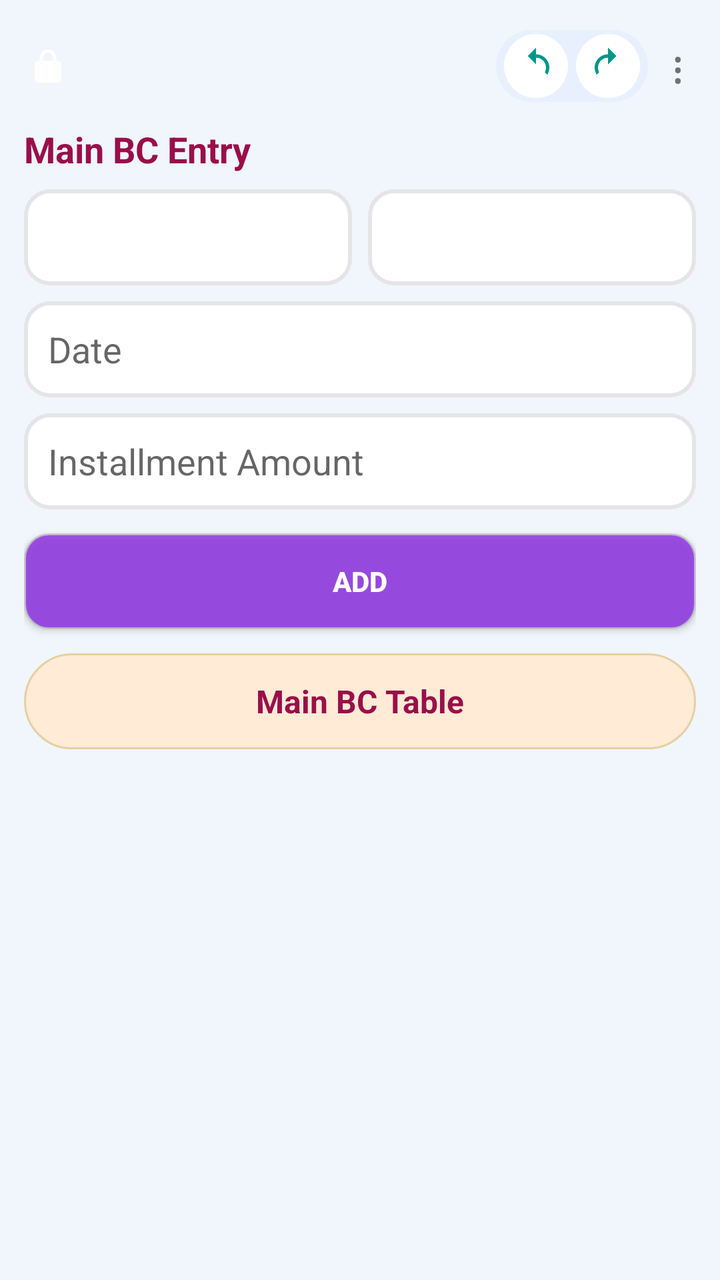
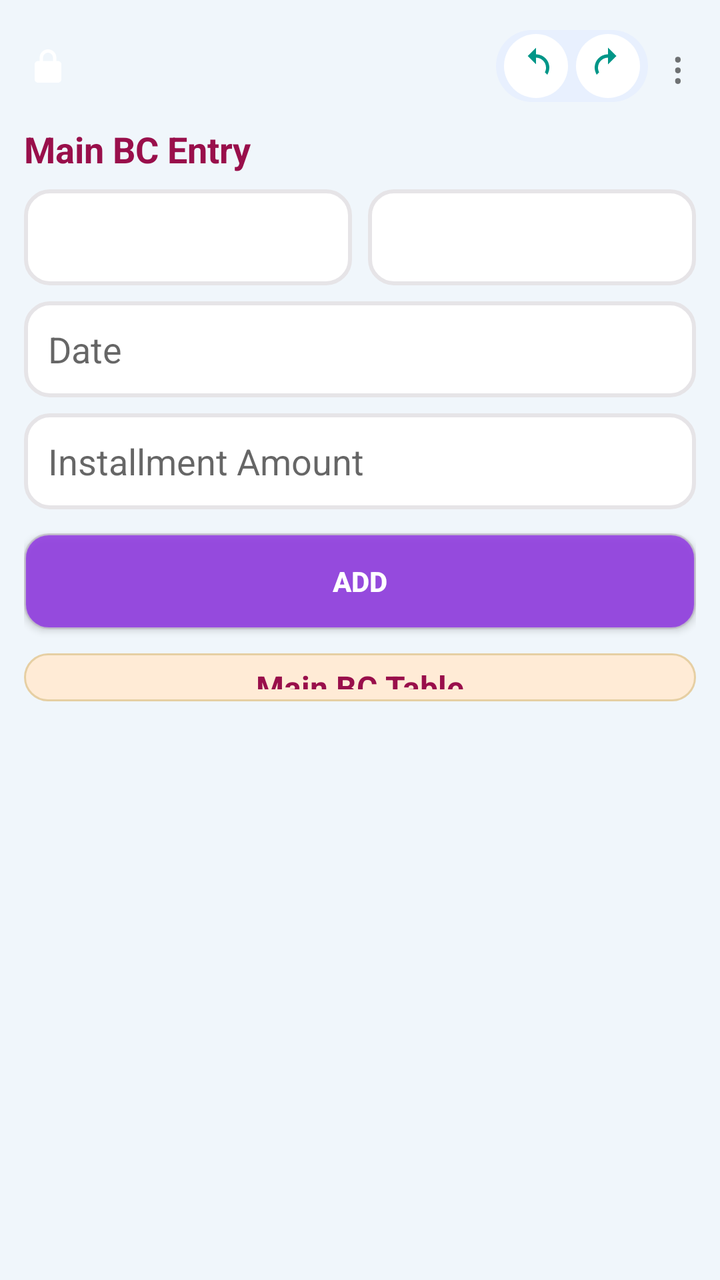

Screens rendered from an Android XML layout before and after an edit, with the pre-edit source and the edit as a unified diff.
<!-- AndroidManifest.xml: application theme Theme.AppCompat.Light.NoActionBar -->
<!-- res/layout/activity_main.xml -->
<?xml version="1.0" encoding="utf-8"?>
  
<ScrollView
xmlns:android="http://schemas.android.com/apk/res/android"  
android:layout_width="match_parent"  
android:layout_height="match_parent"  
android:background="#f0f6fb"  
android:fillViewport="true">

<LinearLayout  
    android:id="@+id/rootLayout"  
    android:orientation="vertical"  
    android:padding="12dp"  
    android:layout_width="match_parent"  
    android:layout_height="match_parent">  

      
    <LinearLayout  
        android:layout_width="match_parent"  
        android:layout_height="wrap_content"  
        android:gravity="center_vertical"  
        android:orientation="horizontal">  

        <ImageView  
            android:id="@+id/imgLock"  
            android:layout_width="24dp"  
            android:layout_height="24dp"  
            android:src="@drawable/ic_lock"  
            android:layout_marginEnd="10dp"  
            android:contentDescription="Edit Mode Locked"  
            android:visibility="visible"  
            android:padding="2dp" />  

        <Space  
            android:layout_width="0dp"  
            android:layout_height="wrap_content"  
            android:layout_weight="1" />  

        <LinearLayout  
            android:layout_width="wrap_content"  
            android:layout_height="36dp"  
            android:orientation="horizontal"  
            android:gravity="center"  
            android:background="@drawable/bg_big_curve"  
            android:paddingStart="4dp"  
            android:paddingEnd="4dp"  
            android:layout_marginEnd="6dp">  

            <ImageButton  
                android:id="@+id/btnUndo"  
                android:layout_width="32dp"  
                android:layout_height="32dp"  
                android:background="@drawable/bg_small_curve"  
                android:src="@drawable/ic_undo"  
                android:scaleType="centerInside"  
                android:contentDescription="Undo"  
                android:padding="6dp" />  

            <ImageButton  
                android:id="@+id/btnRedo"  
                android:layout_width="32dp"  
                android:layout_height="32dp"  
                android:layout_marginStart="4dp"  
                android:background="@drawable/bg_small_curve"  
                android:src="@drawable/ic_redo"  
                android:scaleType="centerInside"  
                android:contentDescription="Redo"  
                android:padding="6dp" />  
        </LinearLayout>  

        <TextView  
            android:id="@+id/menuButton"  
            android:text="⋮"  
            android:textSize="22sp"  
            android:padding="6dp"  
            android:clickable="true"  
            android:focusable="true"  
            android:layout_width="wrap_content"  
            android:layout_height="wrap_content" />  
    </LinearLayout>  

      
    <TextView  
        android:id="@+id/titleMain"  
        android:text="Main BC Entry"  
        android:textColor="#990F4B"  
        android:textSize="18sp"  
        android:textStyle="bold"  
        android:layout_marginTop="8dp"  
        android:layout_marginBottom="8dp"  
        android:layout_width="wrap_content"  
        android:layout_height="wrap_content" />  

      
    <LinearLayout  
        android:orientation="horizontal"  
        android:layout_width="match_parent"  
        android:layout_height="wrap_content"  
        android:layout_marginBottom="8dp">  

        <Spinner  
            android:id="@+id/spinnerBc"  
            android:layout_width="0dp"  
            android:layout_height="48dp"  
            android:layout_weight="1"  
            android:background="@drawable/bg_input_curved"  
            android:paddingHorizontal="12dp" />  

        <Space  
            android:layout_width="8dp"  
            android:layout_height="wrap_content" />  

        <Spinner  
            android:id="@+id/spinnerMember"  
            android:layout_width="0dp"  
            android:layout_height="48dp"  
            android:layout_weight="1"  
            android:background="@drawable/bg_input_curved"  
            android:paddingHorizontal="12dp" />  
    </LinearLayout>  

      
    <EditText  
        android:id="@+id/editPayDate"  
        android:hint="Date"  
        android:focusable="false"  
        android:inputType="none"  
        android:layout_width="match_parent"  
        android:layout_height="48dp"  
        android:background="@drawable/bg_input_curved"  
        android:paddingHorizontal="12dp"  
        android:layout_marginBottom="8dp" />  

      
    <EditText  
        android:id="@+id/editPayAmount"  
        android:hint="Installment Amount"  
        android:inputType="number"  
        android:layout_width="match_parent"  
        android:layout_height="48dp"  
        android:background="@drawable/bg_input_curved"  
        android:paddingHorizontal="12dp"  
        android:layout_marginBottom="12dp" />  

      
    <Button  
        android:id="@+id/buttonAdd"  
        android:text="ADD"  
        android:textColor="@android:color/white"  
        android:textStyle="bold"  
        android:layout_width="match_parent"  
        android:layout_height="48dp"  
        android:background="@drawable/btn_add_ripple"  
        android:elevation="4dp"  
        android:layout_marginBottom="12dp" />  

      
    <LinearLayout  
        android:layout_width="match_parent"  
        android:layout_height="wrap_content"  
        android:orientation="horizontal"  
        android:gravity="center_vertical"  
        android:layout_marginBottom="6dp">  

        <TextView  
            android:text="Main BC Table"  
            android:textSize="16sp"  
            android:textStyle="bold"  
            android:textColor="#990F4B"  
            android:background="@drawable/bg_title_curved"   
            android:layout_height="48dp"  
            android:gravity="center"
            android:layout_width="0dp"  
            android:layout_weight="1" />  
            
        <androidx.appcompat.widget.SwitchCompat  
            android:id="@+id/switchVertical"  
            android:layout_width="wrap_content"  
            android:layout_height="wrap_content"  
            android:text="Vertical"  
            android:visibility="gone"/>  
    </LinearLayout>  

      
    <HorizontalScrollView  
        android:id="@+id/horizontalScroll"  
        android:layout_width="match_parent"  
        android:layout_height="wrap_content"  
        android:scrollbars="horizontal">  

        <LinearLayout  
            android:id="@+id/tableContainer"  
            android:orientation="vertical"  
            android:layout_width="wrap_content"  
            android:layout_height="wrap_content" />  
    </HorizontalScrollView>  

</LinearLayout>

</ScrollView>
<!-- resources referenced by this layout -->
<resources>
  <!-- drawable bg_big_curve (drawable) -->
  <shape xmlns:android="http://schemas.android.com/apk/res/android">
      <solid android:color="#E8F0FE"/>
      <corners android:radius="24dp"/>
  </shape>
  <!-- drawable bg_input_curved (drawable) -->
  <shape xmlns:android="http://schemas.android.com/apk/res/android"
      android:shape="rectangle">
  
      <solid android:color="@android:color/white"/>
      <stroke
          android:width="2dp"
          android:color="#e6e4e7"/>
      <corners android:radius="12dp"/>
  </shape>
  <!-- drawable bg_small_curve (drawable) -->
  <selector xmlns:android="http://schemas.android.com/apk/res/android">
      <item android:state_pressed="true">
          <shape>
              <solid android:color="#D2E3FC"/>
              <corners android:radius="18dp"/>
          </shape>
      </item>
      <item>
          <shape>
              <solid android:color="@android:color/white"/>
              <corners android:radius="18dp"/>
          </shape>
      </item>
  </selector>
  <!-- drawable bg_title_curved (drawable) -->
  <?xml version="1.0" encoding="utf-8"?>
  <shape xmlns:android="http://schemas.android.com/apk/res/android"
      android:shape="rectangle">
  
      
      <solid android:color="#ffebd6"/>
  
      
      <corners android:radius="25dp"/>
  
      
      <stroke
          android:width="1dp"
          android:color="#E6CFA3"/>
  
      <padding
          android:top="6dp"
          android:bottom="6dp"/>
  
  </shape>
  <!-- drawable btn_add_ripple (drawable) -->
  <ripple xmlns:android="http://schemas.android.com/apk/res/android"
      android:color="#40FFFFFF">
  
      <item>
          <shape android:shape="rectangle">
              <solid android:color="#CC8A2BE2"/>
              <stroke android:width="1dp" android:color="#CCC5C6C7" />
              <corners android:radius="12dp"/>
          </shape>
      </item>
  
  </ripple>
  <!-- drawable ic_lock (drawable) -->
  <vector xmlns:android="http://schemas.android.com/apk/res/android"
      android:width="24dp"
      android:height="24dp"
      android:viewportWidth="24"
      android:viewportHeight="24"
      android:tint="#FFFFFF">
      <path
          android:fillColor="#FFFFFF"
          android:pathData="M12,17a2,2 0 1,0 0,-4 2,2 0 0,0 0,4zm6,-8h-1V7a5,5 0 0,0 -10,0v2H6a2,2 0 0,0 -2,2v9a2,2 0 0,0 2,2h12a2,2 0 0,0 2,-2v-9a2,2 0 0,0 -2,-2zm-3,0H9V7a3,3 0 0,1 6,0v2z"/>
  </vector>
  <!-- drawable ic_redo (drawable) -->
  <vector xmlns:android="http://schemas.android.com/apk/res/android"
      android:width="24dp"
      android:height="24dp"
      android:viewportWidth="24"
      android:viewportHeight="24"
      android:tint="#009688">
  
      <path
          android:fillColor="@android:color/white"
          android:pathData="M12,5V1l5,5-5,5V7c-3.31,0-6,2.69-6,6 0,1.01 0.25,1.97 0.7,2.8L5.24,17.26C4.46,15.9 4,14.51 4,13c0-4.42 3.58-8 8-8z"/>
  
  </vector>
  <!-- drawable ic_undo (drawable) -->
  <vector xmlns:android="http://schemas.android.com/apk/res/android"
      android:width="24dp"
      android:height="24dp"
      android:viewportWidth="24"
      android:viewportHeight="24"
      android:tint="#009688">
  
      <path
          android:fillColor="@android:color/white"
          android:pathData="M12,5V1L7,6l5,5V7c3.31,0 6,2.69 6,6 0,1.01 -0.25,1.97 -0.7,2.8l1.46,1.46C19.54,15.9 20,14.51 20,13c0,-4.42 -3.58,-8 -8,-8z"/>
  
  </vector>
</resources>

<!-- the commit's change to res/layout/activity_main.xml (unified diff, before → after) -->
@@ -168,7 +168,7 @@ android:fillViewport="true">
             android:textStyle="bold"  
             android:textColor="#990F4B"  
             android:background="@drawable/bg_title_curved"   
-            android:layout_height="48dp"  
+            android:layout_height="24dp"  
             android:gravity="center"
             android:layout_width="0dp"  
             android:layout_weight="1" />  
